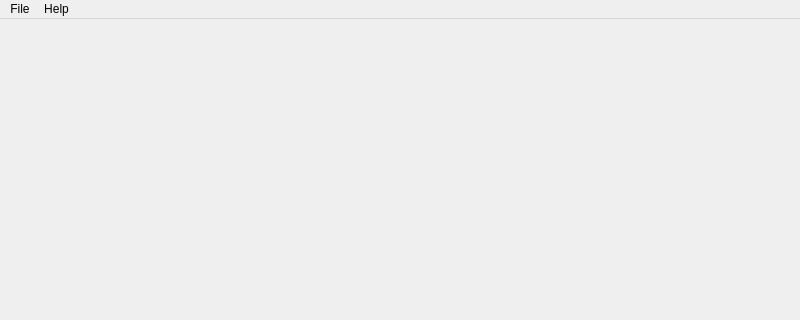
Above: src/widgets/mainwindow.ui from millertime-homework/ERG-ScenarioBuilder before the change; both pictures show x 0 to 800 and y 0 to 320 of the 800 by 600 pixel window. Below: the same form after it.
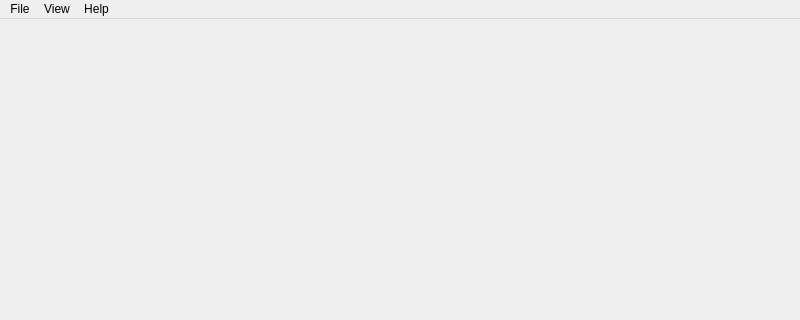
That is the form after the change.

The edit to the form file:
```diff
--- a/src/widgets/mainwindow.ui
+++ b/src/widgets/mainwindow.ui
@@ -44,7 +44,14 @@
     </property>
     <addaction name="actionAbout"/>
    </widget>
+   <widget class="QMenu" name="menuView">
+    <property name="title">
+     <string>View</string>
+    </property>
+    <addaction name="actionLog"/>
+   </widget>
    <addaction name="menuFile"/>
+   <addaction name="menuView"/>
    <addaction name="menuHelp"/>
   </widget>
   <widget class="QStatusBar" name="statusBar"/>
```
Left out of the diff: 5 changed lines with no effect on the pictures.
